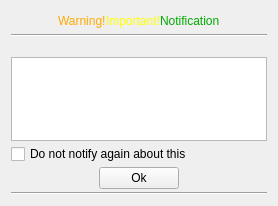
The window that client/src/ui/widgets/popups/business_event_popup_widget.ui (networkoptix/nx_open) describes before a commit, drawn with Qt 5.
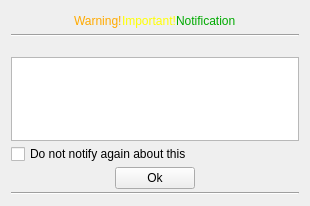
The same window after the commit. Custom widgets are drawn as their Qt base class.

Commit message:
Fixed layout issue in popup collection widget.
<==== Mercurial data ====>
Branch: master

Diff of the .ui file:
```diff
--- a/client/src/ui/widgets/popups/business_event_popup_widget.ui
+++ b/client/src/ui/widgets/popups/business_event_popup_widget.ui
@@ -10,12 +10,6 @@
     <height>203</height>
    </rect>
   </property>
-  <property name="sizePolicy">
-   <sizepolicy hsizetype="Expanding" vsizetype="Fixed">
-    <horstretch>0</horstretch>
-    <verstretch>0</verstretch>
-   </sizepolicy>
-  </property>
   <property name="autoFillBackground">
    <bool>true</bool>
   </property>
@@ -23,9 +17,6 @@
    <property name="spacing">
     <number>3</number>
    </property>
-   <property name="sizeConstraint">
-    <enum>QLayout::SetFixedSize</enum>
-   </property>
    <item>
     <layout class="QHBoxLayout" name="horizontalLayout">
      <property name="spacing">
```
The commit also changes 1 other file.
